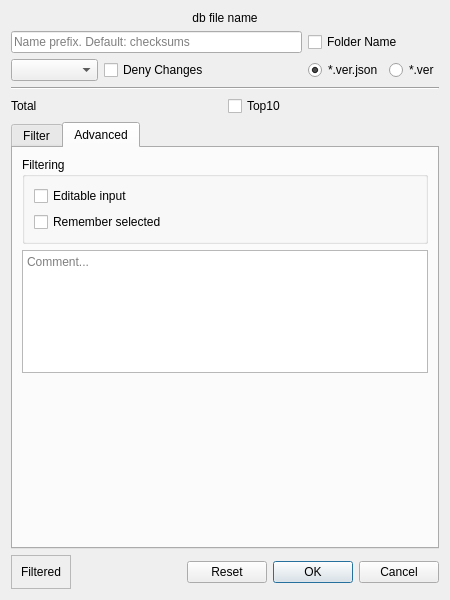
Before: the Qt Designer form src/dialogdbcreation.ui in artemvlas/veretino, drawn with Qt 5.
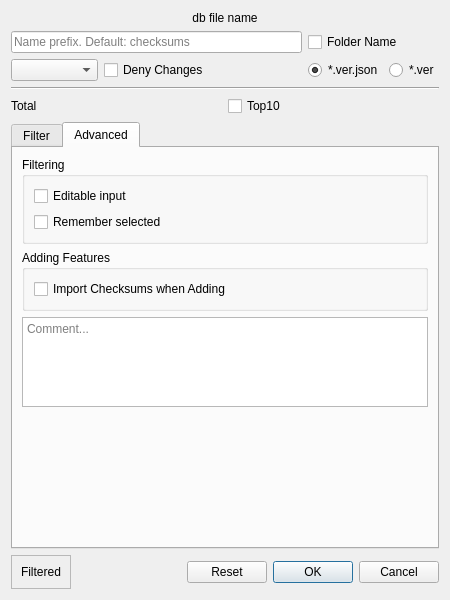
After: the same form once the commit is applied. The open tabs and pages were chosen to show the change. Custom widgets are drawn as their Qt base class.

Commit message: Adds import-when-adding settings

The edit to the form file:
```diff
--- a/src/dialogdbcreation.ui
+++ b/src/dialogdbcreation.ui
@@ -210,6 +210,26 @@
          </layout>
         </widget>
        </item>
+       <item>
+        <widget class="QGroupBox" name="groupBox_2">
+         <property name="title">
+          <string>Adding Features</string>
+         </property>
+         <layout class="QGridLayout" name="gridLayout_4">
+          <item row="0" column="0">
+           <widget class="QCheckBox" name="cbImportWhenAdding">
+            <property name="toolTip">
+             <string>If a matching digest file (*.shaX) is found when adding a new item to the DB,
+try to import the checksum from it instead of calculate a new one.</string>
+            </property>
+            <property name="text">
+             <string>Import Checksums when Adding</string>
+            </property>
+           </widget>
+          </item>
+         </layout>
+        </widget>
+       </item>
        <item>
         <widget class="PlainTextEdit" name="inp_comment">
          <property name="placeholderText">
```
Left out of the diff: 20 changed lines with no effect on the pictures. The commit also changes 5 other files.
